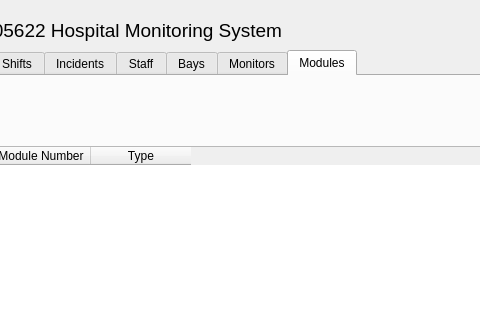
Above: src/files/mainwindow.ui from ZaxterB/Hospital before the change; both pictures show x 122 to 602 and y 0 to 320 of the 955 by 600 pixel window. Below: the same form after it.
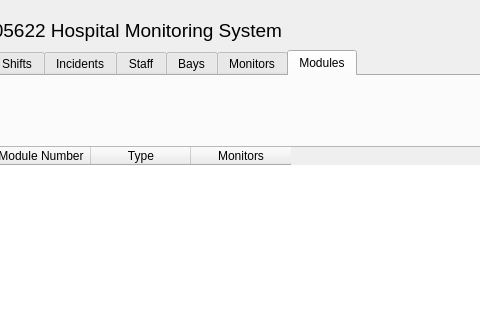
That is the form after the change.

Commit message: add module tab fill

What changed in the file:
```diff
--- a/src/files/mainwindow.ui
+++ b/src/files/mainwindow.ui
@@ -375,7 +375,7 @@
        <number>0</number>
       </property>
       <property name="columnCount">
-       <number>2</number>
+       <number>3</number>
       </property>
       <column>
        <property name="text">
@@ -387,6 +387,11 @@
         <string>Type</string>
        </property>
       </column>
+      <column>
+       <property name="text">
+        <string>Monitors</string>
+       </property>
+      </column>
      </widget>
     </widget>
    </widget>
```
The commit also changes 5 other files.
